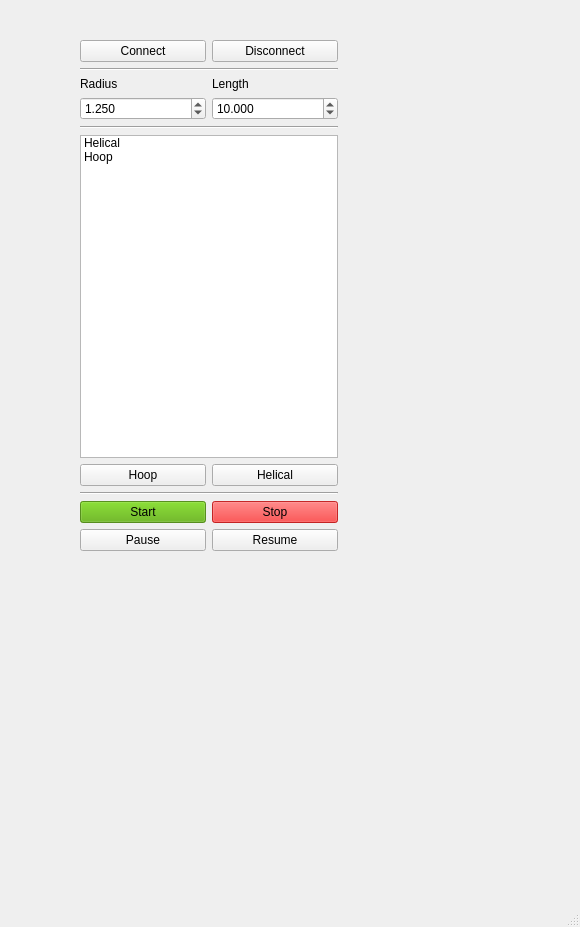
This is WindingSoftware.ui in alexrcherry/Xwinder as Qt 5 draws it before an edit. The edited form follows.
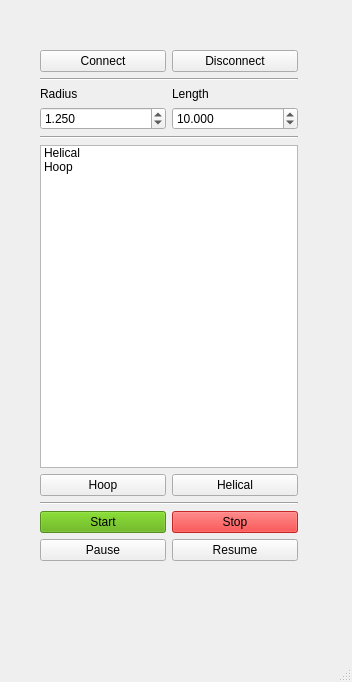
This is the edited form.

Commit message: fixed window size

```diff
--- a/WindingSoftware.ui
+++ b/WindingSoftware.ui
@@ -6,8 +6,8 @@
    <rect>
     <x>0</x>
     <y>0</y>
-    <width>580</width>
-    <height>927</height>
+    <width>352</width>
+    <height>682</height>
    </rect>
   </property>
   <property name="acceptDrops">
@@ -20,8 +20,8 @@
    <widget class="QWidget" name="verticalLayoutWidget_3">
     <property name="geometry">
      <rect>
-      <x>80</x>
-      <y>40</y>
+      <x>40</x>
+      <y>50</y>
       <width>258</width>
       <height>511</height>
      </rect>
```
Left out of the diff: 2 changed lines with no effect on the pictures.
